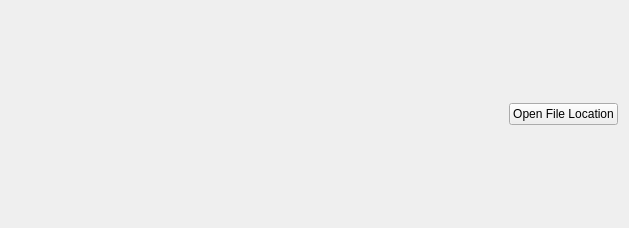
First picture: the form in src/widgets/reportviewer.ui, repository Icosahunter/speechy-keen, before the edit.
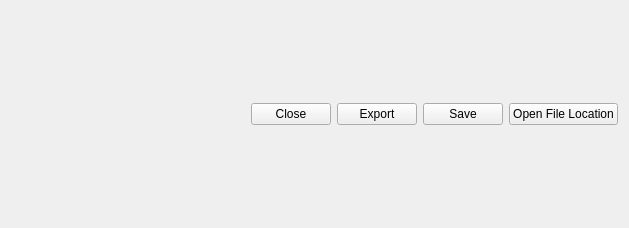
Second picture: the form after the edit.

The edit to the form file:
```diff
--- a/src/widgets/reportviewer.ui
+++ b/src/widgets/reportviewer.ui
@@ -14,10 +14,10 @@
    <string>Form</string>
   </property>
   <layout class="QGridLayout" name="gridLayout">
-   <item row="0" column="0" colspan="2">
+   <item row="0" column="0" colspan="5">
     <layout class="QFormLayout" name="reportForm"/>
    </item>
-   <item row="1" column="1">
+   <item row="1" column="4">
     <widget class="QPushButton" name="openFileLocationButton">
      <property name="sizePolicy">
       <sizepolicy hsizetype="Fixed" vsizetype="Fixed">
@@ -30,6 +30,13 @@
      </property>
     </widget>
    </item>
+   <item row="1" column="2">
+    <widget class="QPushButton" name="exportButton">
+     <property name="text">
+      <string>Export</string>
+     </property>
+    </widget>
+   </item>
    <item row="1" column="0">
     <spacer name="horizontalSpacer">
      <property name="orientation">
@@ -43,6 +50,20 @@
      </property>
     </spacer>
    </item>
+   <item row="1" column="1">
+    <widget class="QPushButton" name="closeButton">
+     <property name="text">
+      <string>Close</string>
+     </property>
+    </widget>
+   </item>
+   <item row="1" column="3">
+    <widget class="QPushButton" name="saveButton">
+     <property name="text">
+      <string>Save</string>
+     </property>
+    </widget>
+   </item>
   </layout>
  </widget>
  <resources/>
```
